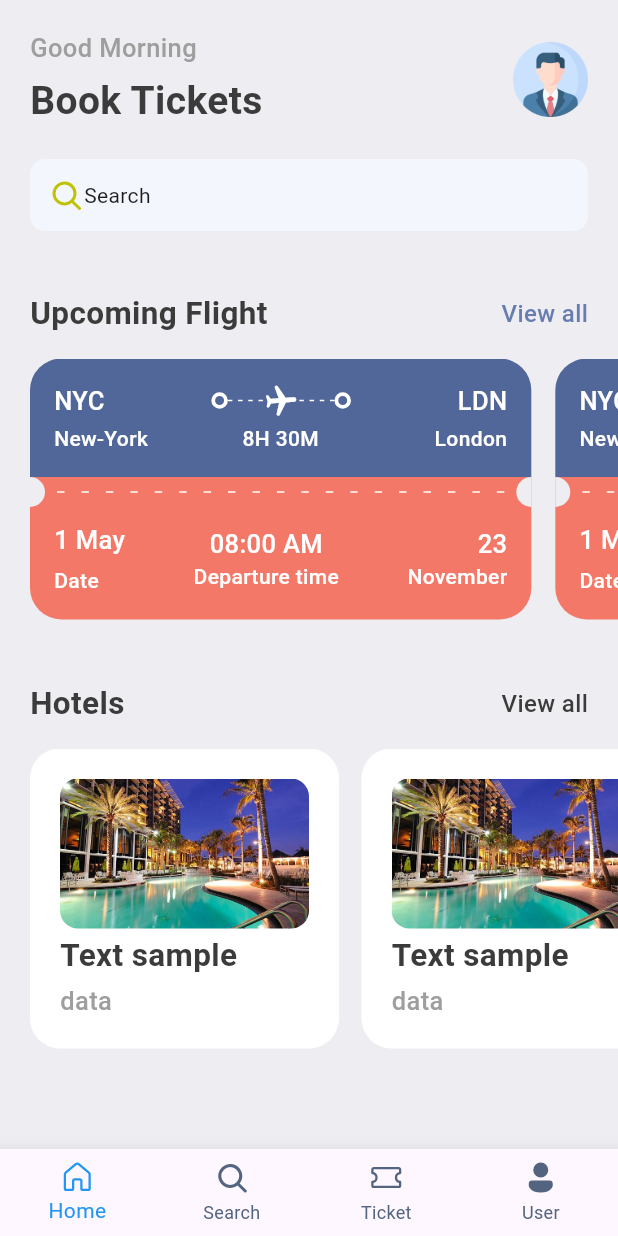
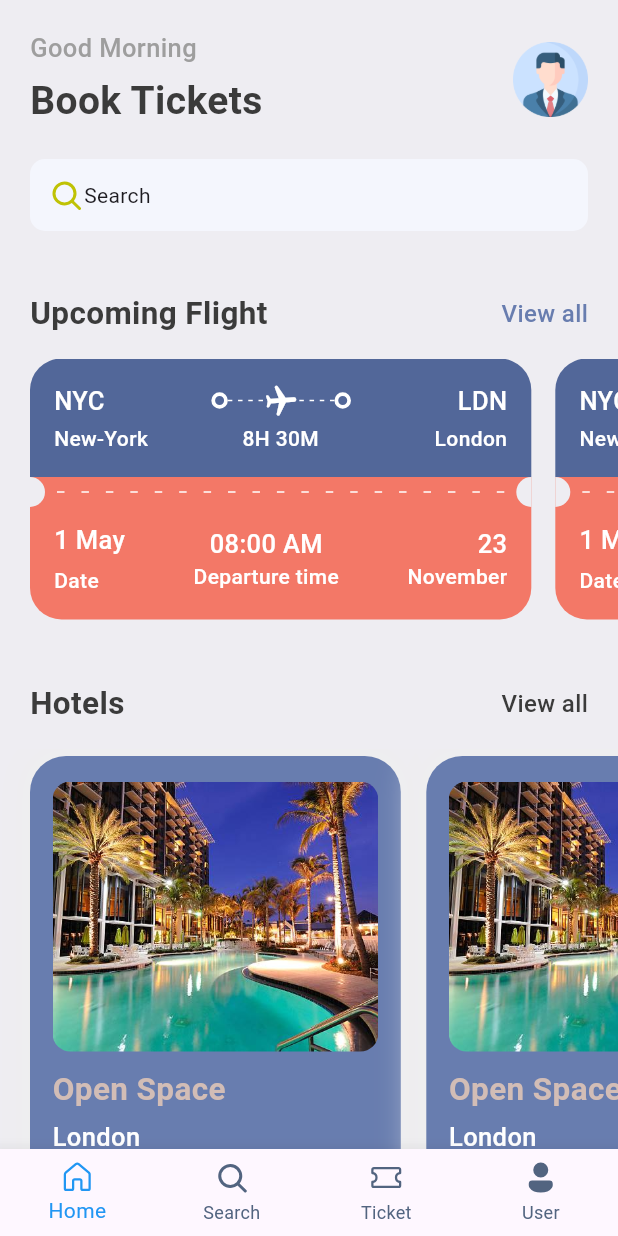
Before and after one commit to vini3055/ticketBookingAppFLutter, a Flutter app: the screen it shows after launch, on a phone screen of 412 x 824 dp. Run offline on Flutter 3.47's test engine with Material 3 defaults, Android fonts, the phone set to English and light mode, and no system bars; our stand-ins replace fluentui_icons, gap, google_fonts.

Commit message:
video tutorial logic, before dynamic display of details, added images for dynamic display of hotels

```diff
--- a/lib/screens/home_screen.dart
+++ b/lib/screens/home_screen.dart
@@ -128,10 +128,9 @@ class HomeScreen extends StatelessWidget {
             padding: EdgeInsets.only(left: 20),
             child: Row(
               children: [
-                HotelScreen(imageName: "assets/images/image1.jpg"),
-                const Gap(15),
-                HotelScreen(imageName: "assets/images/image1.jpg"),
-                HotelScreen(imageName: "assets/images/image1.jpg"),
+                HotelScreen(),
+                HotelScreen(),
+                HotelScreen(),
                 // HotelScreen(imageName: "assets/images/image1.jpg"),
               ],
             ),
--- a/lib/screens/hotel_screen.dart
+++ b/lib/screens/hotel_screen.dart
@@ -5,39 +5,81 @@ import 'package:ticketapp/utils/app_layout.dart';
 import 'package:ticketapp/utils/app_styles.dart';
 
 class HotelScreen extends StatelessWidget {
-  HotelScreen({super.key, required String imageName});
+  HotelScreen({super.key});
 
   @override
   Widget build(BuildContext context) {
     final size = AppLayout.getSize(context);
 
     return Container(
-      padding: EdgeInsets.only(top: 20, left: 20, right: 20),
+//       // this card is made by -V
+//       padding: EdgeInsets.only(top: 20, left: 20, right: 20),
+//       decoration: BoxDecoration(
+//         borderRadius: BorderRadius.circular(20),
+//         color:Colors.white,
+//       ),
+//       // ),
+//       width: size.width * 0.5,
+//       height: 200,
+//
+//       child: Column(
+//         crossAxisAlignment: CrossAxisAlignment.start,
+//
+// //       mainAxisAlignment: MainAxisAlignment.start,
+//         children: [
+//
+//           Container(
+//               height: 100,
+//               decoration: BoxDecoration(
+//                   borderRadius: BorderRadius.circular(12),
+//                   image: DecorationImage(
+//                       fit: BoxFit.cover,
+//                       image: AssetImage("assets/images/image1.jpg")))),
+//           const Spacer(),
+//           Text("Text sample", style: Styles.headLineStyle2,),
+//           const Spacer(),
+//           Text("data",style: Styles.headLineStyle3),
+//           const Gap(20),
+//         ],
+//       ),
+
+      // original version of card
+
+      width: size.width * 0.6,
+      height: 350,
+      padding: EdgeInsets.symmetric(horizontal: 15, vertical: 17),
+      margin: EdgeInsets.only(right: 17,top: 5),
       decoration: BoxDecoration(
-        borderRadius: BorderRadius.circular(20),
-        color:Colors.white,
+        borderRadius: BorderRadius.circular(24),
+        color: Styles.primaryColor,
+          boxShadow: [
+            BoxShadow(
+          // color: Colors.grey.shade200,
+              color: Colors.grey.shade200,
+              blurRadius: 20,
+              spreadRadius: 5
+
+      )
+          ]
       ),
-      // ),
-      width: size.width * 0.5,
-      height: 200,
-
       child: Column(
         crossAxisAlignment: CrossAxisAlignment.start,
-
-//       mainAxisAlignment: MainAxisAlignment.start,
         children: [
           Container(
-              height: 100,
-              decoration: BoxDecoration(
-                  borderRadius: BorderRadius.circular(12),
-                  image: DecorationImage(
-                      fit: BoxFit.cover,
-                      image: AssetImage("assets/images/image1.jpg")))),
-          const Spacer(),
-          Text("Text sample", style: Styles.headLineStyle2,),
-          const Spacer(),
-          Text("data",style: Styles.headLineStyle3),
-          const Gap(20),
+            height: 180,
+            decoration: BoxDecoration(
+                borderRadius: BorderRadius.circular(12),
+                color: Styles.primaryColor,
+                image: const DecorationImage(
+                    fit: BoxFit.cover,
+                    image: AssetImage('assets/images/image1.jpg'))),
+          ),
+          const Gap(10),
+          Text('Open Space', style: Styles.headLineStyle2.copyWith(color: Styles.kakiColor),),
+          const Gap(5),
+          Text('London', style: Styles.headLineStyle3.copyWith(color: Colors.white),),
+          const Gap(8),
+          Text('\$25/night',style: Styles.headLineStyle1.copyWith(color: Styles.kakiColor),),
         ],
       ),
     );
--- /dev/null
+++ b/lib/utils/app_info_list.dart
@@ -0,0 +1,20 @@
+List<Map<String, dynamic>> hotelList = [
+  {
+    'image': 'one.jpg',
+    'place': 'Open Space',
+    'destination': 'London',
+    'price': 25,
+  },
+  {
+    'image': 'two.jpg',
+    'place': 'Global Will',
+    'destination': 'London',
+    'price': 40,
+  },
+  {
+    'image': 'three.jpg',
+    'place': 'Tallest Building',
+    'destination': 'Dubai',
+    'price': 68,
+  },
+];
--- a/lib/utils/app_styles.dart
+++ b/lib/utils/app_styles.dart
@@ -9,9 +9,11 @@ class Styles{
   static Color textColor = const Color(0xFF3b3b3b);
   static Color bgColor = const Color(0xFFeeedf2);
   static Color orangeColor = const Color(0xFFF37867);
+  static Color kakiColor = const Color(0xFFd2bdb6);
+
   static TextStyle textStyle = TextStyle(fontSize: 16, color: textColor, fontWeight: FontWeight.w500);
   static TextStyle headLineStyle1 = TextStyle(fontSize: 26, color: textColor, fontWeight: FontWeight.bold);
   static TextStyle headLineStyle2 = TextStyle(fontSize: 21, color: textColor, fontWeight: FontWeight.bold);
   static TextStyle headLineStyle3 = TextStyle(fontSize: 17, color: Colors.grey.shade500, fontWeight: FontWeight.w500);
-  static TextStyle headLineStyle4 = TextStyle(fontSize: 17, color: Colors.grey.shade500, fontWeight: FontWeight.w500);
+  static TextStyle headLineStyle4 = TextStyle(fontSize: 14, color: Colors.grey.shade500, fontWeight: FontWeight.w500);
  }
```
Also changed, not shown: assets/images/one.jpg (added), assets/images/three.jpg (added), assets/images/two.jpg (added).
